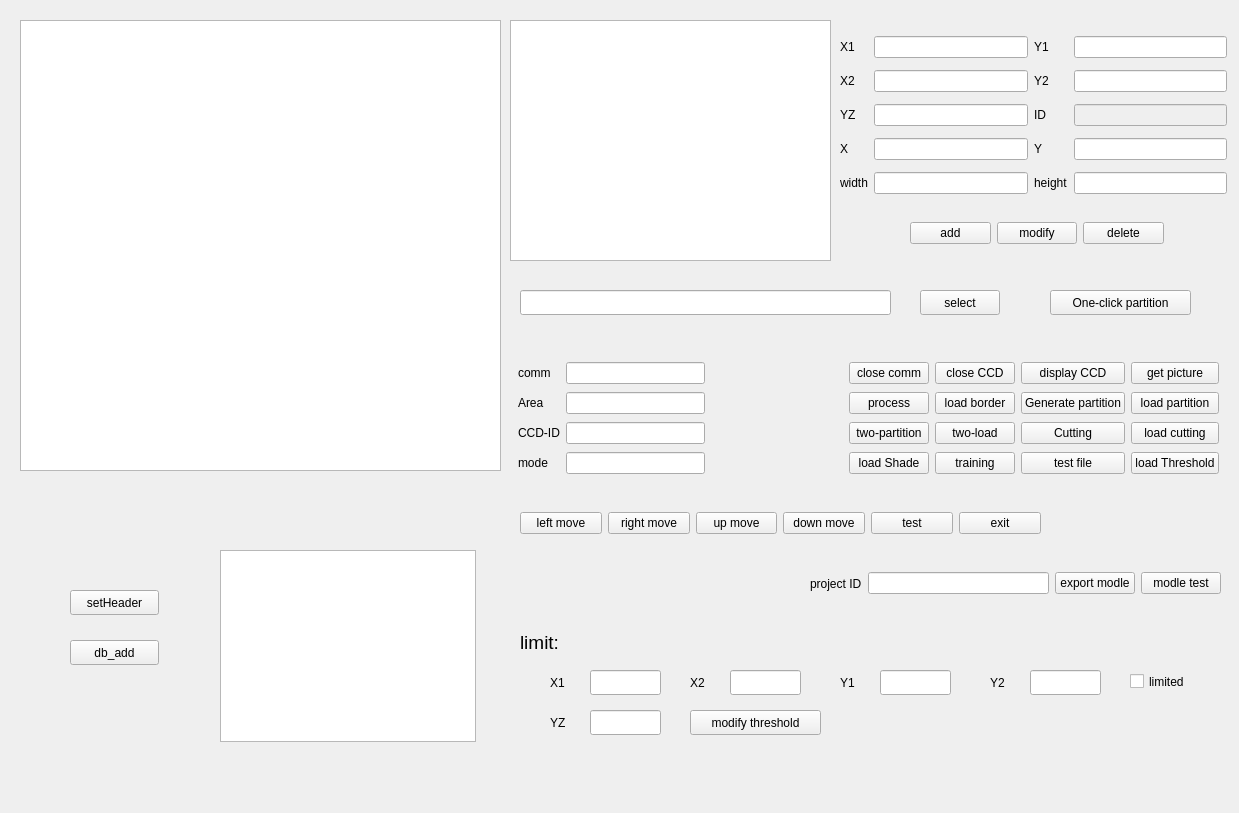
acbbghhgf/FileSystem, file rootfs/root/graphic_process/graphic_process/mainwidget.ui: the form before one commit.
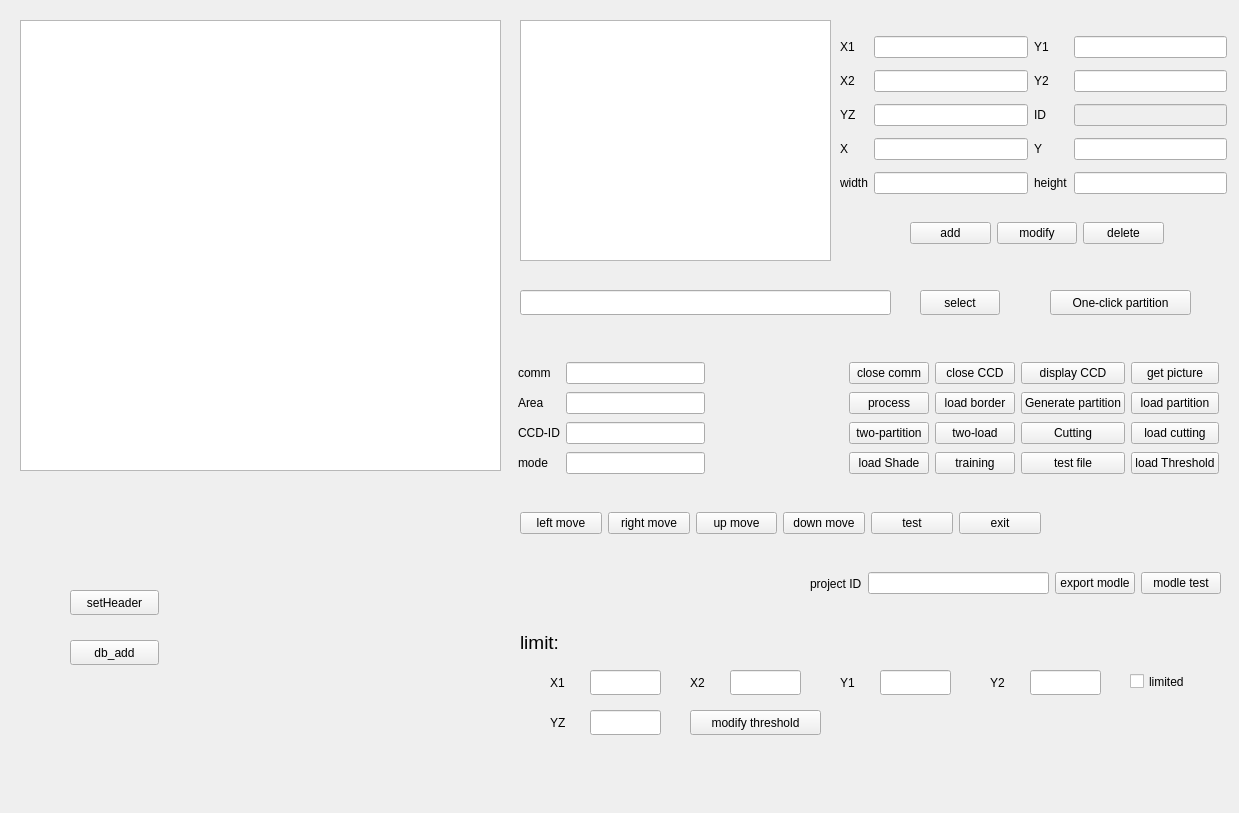
The form after the commit.

Commit message: add table view and one patition ops

What changed in the file:
```diff
--- a/rootfs/root/graphic_process/graphic_process/mainwidget.ui
+++ b/rootfs/root/graphic_process/graphic_process/mainwidget.ui
@@ -23,31 +23,6 @@
     </rect>
    </property>
   </widget>
-  <widget class="QTableWidget" name="tableInfo">
-   <property name="geometry">
-    <rect>
-     <x>510</x>
-     <y>20</y>
-     <width>321</width>
-     <height>241</height>
-    </rect>
-   </property>
-   <property name="minimumSize">
-    <size>
-     <width>256</width>
-     <height>0</height>
-    </size>
-   </property>
-   <property name="autoScrollMargin">
-    <number>8</number>
-   </property>
-   <attribute name="horizontalHeaderMinimumSectionSize">
-    <number>20</number>
-   </attribute>
-   <attribute name="horizontalHeaderHighlightSections">
-    <bool>true</bool>
-   </attribute>
-  </widget>
   <widget class="QPushButton" name="setHeader_pb">
    <property name="geometry">
     <rect>
@@ -741,10 +716,10 @@
   <widget class="QTableView" name="tableView">
    <property name="geometry">
     <rect>
-     <x>220</x>
-     <y>550</y>
-     <width>256</width>
-     <height>192</height>
+     <x>520</x>
+     <y>20</y>
+     <width>311</width>
+     <height>241</height>
     </rect>
    </property>
   </widget>
```
Left out of the diff: 3 changed lines with no effect on the pictures. The commit also changes 2 other files.
